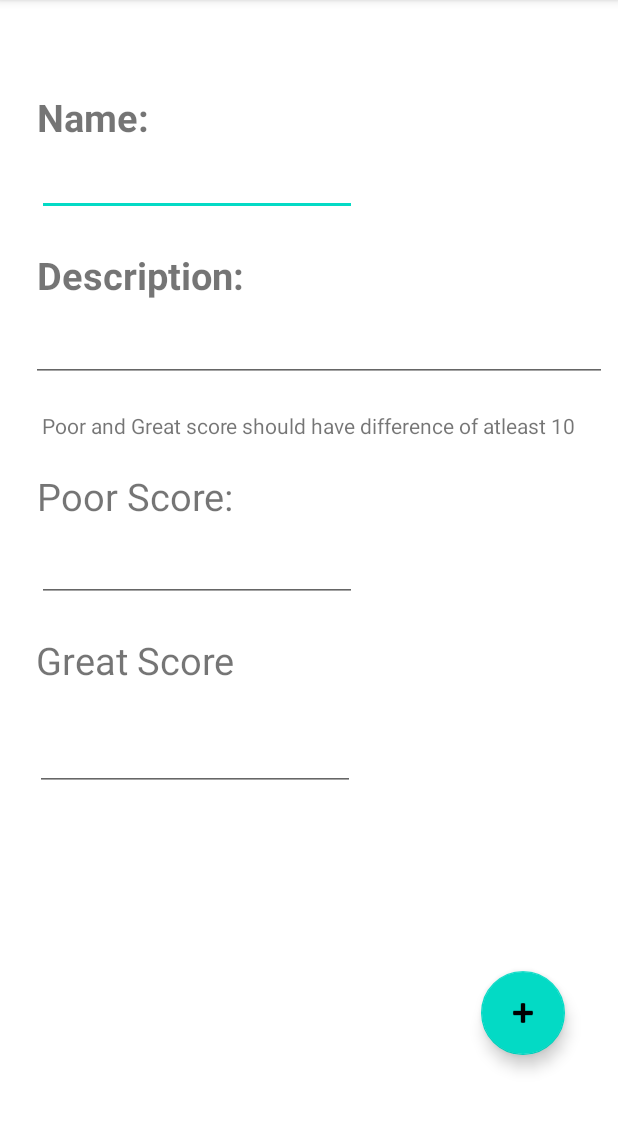
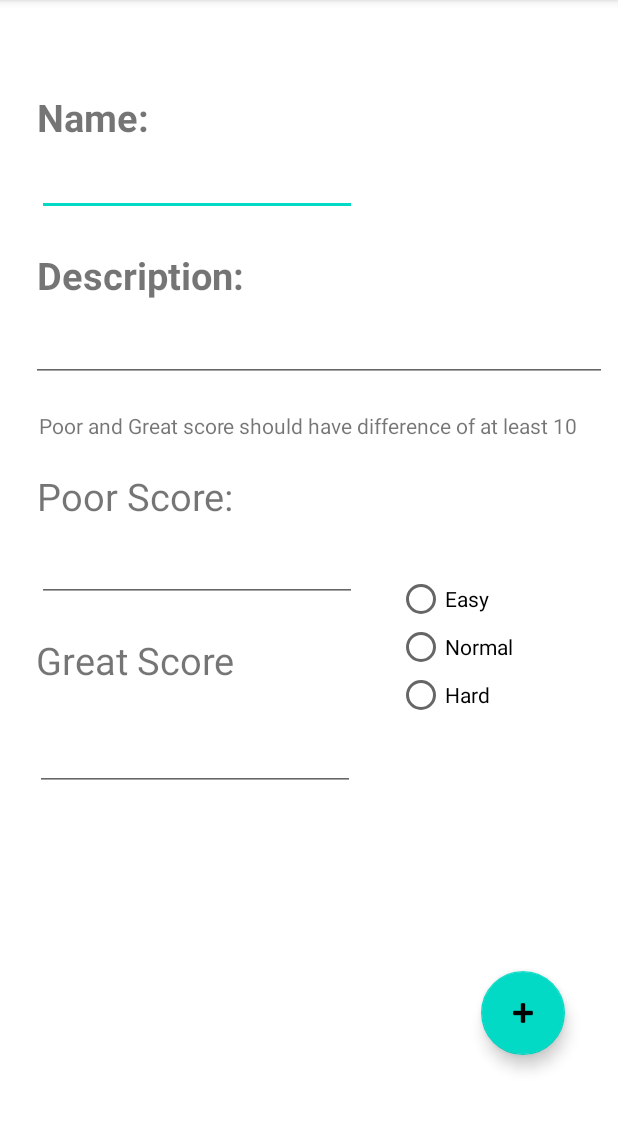
Before and after one commit to FraserW123/CoopAchievement, an Android app: the GameTitle screen opened directly, with no data from a screen before it, on a phone screen of 412 x 824 dp, the part 84-1216 px from its top. Run offline under Robolectric (Android 15) with nearby library versions, the phone set to English and light mode, and no system bars.

Commit message:
Difficulty selection partially implemented.
UI Tweaks and bug fixes also applied

```diff
--- a/app/src/main/java/com/example/coopachievement/GameTitle.java
+++ b/app/src/main/java/com/example/coopachievement/GameTitle.java
@@ -9,6 +9,8 @@ import android.os.Bundle;
 import android.view.Menu;
 import android.view.MenuItem;
 import android.widget.EditText;
+import android.widget.RadioButton;
+import android.widget.RadioGroup;
 import android.widget.Toast;
 
 import com.example.coopachievement.model.Game;
@@ -30,7 +32,7 @@ public class GameTitle extends AppCompatActivity {
         super.onCreate(savedInstanceState);
         setContentView(R.layout.activity_game_title);
         getSupportActionBar().setDisplayHomeAsUpEnabled(true);
-
+        createDifficultyButtons();
         findViewById(R.id.startGame).setOnClickListener(v-> createNewMatch());
     }
 
@@ -65,6 +67,25 @@ public class GameTitle extends AppCompatActivity {
             Toast.makeText(this, "One or more required items are missing or invalid!", Toast.LENGTH_SHORT).show();
         }
 
+    }
+
+    private void createDifficultyButtons() {
+        RadioGroup group = findViewById(R.id.rgNewDifficulty);
+        String[] difficultyOptions = getResources().getStringArray(R.array.Difficulty_Options);
+
+        //creating the buttons
+        for(int i = 0; i<difficultyOptions.length; i++){
+            String difficulty = difficultyOptions[i];
+            RadioButton button = new RadioButton(this);
+            button.setText(difficulty);
+
+            button.setOnClickListener(v->{
+                game.setDifficulty(difficulty);
+            });
+
+            group.addView(button);
+
+        }
     }
 
     private boolean differenceOf10(){
--- a/app/src/main/java/com/example/coopachievement/MainActivity.java
+++ b/app/src/main/java/com/example/coopachievement/MainActivity.java
@@ -95,12 +95,15 @@ public class MainActivity extends AppCompatActivity {
         if(!extractedText.equals("") && !gameConfig.getisDelete()){
             for(int i = 0; i<gameInfo.length; i+=5){
                 Game game = new Game(gameInfo[i], gameInfo[i+1], Integer.parseInt(gameInfo[i+2]), Integer.parseInt(gameInfo[i+3]));
+
                 if(gameInfo.length - i >= 5){
                     String[] matches = gameInfo[i+4].split(";");
                     for(int j = 0; j<matches.length; j+=3){
                         ScoreCalculator scoreCalculator = new ScoreCalculator();
                         scoreCalculator.setNumPlayers(Integer.parseInt(matches[j]));
                         scoreCalculator.setScore(Integer.parseInt(matches[j+1]));
+                        scoreCalculator.setPoorScore(Integer.parseInt(gameInfo[i+2]));
+                        scoreCalculator.setGreatScore(Integer.parseInt(gameInfo[i+3]));
                         scoreCalculator.setDate(matches[j+2]);
                         scoreCalculator.setMatchName();
                         game.addMatch(scoreCalculator);
--- a/app/src/main/res/layout/activity_game_title.xml
+++ b/app/src/main/res/layout/activity_game_title.xml
@@ -130,7 +130,7 @@
         android:id="@+id/textView3"
         android:layout_width="wrap_content"
         android:layout_height="wrap_content"
-        android:text="Poor and Great score should have difference of atleast 10"
+        android:text="Poor and Great score should have difference of at least 10"
         app:layout_constraintBottom_toBottomOf="parent"
         app:layout_constraintEnd_toEndOf="parent"
         app:layout_constraintHorizontal_bias="0.49"
@@ -138,5 +138,15 @@
         app:layout_constraintTop_toTopOf="parent"
         app:layout_constraintVertical_bias="0.366" />
 
+    <RadioGroup
+        android:id="@+id/rgNewDifficulty"
+        android:layout_width="wrap_content"
+        android:layout_height="wrap_content"
+        android:layout_marginTop="90dp"
+        app:layout_constraintEnd_toEndOf="parent"
+        app:layout_constraintHorizontal_bias="0.79"
+        app:layout_constraintStart_toStartOf="parent"
+        app:layout_constraintTop_toBottomOf="@+id/textView3" />
+
 
 </androidx.constraintlayout.widget.ConstraintLayout>
--- /dev/null
+++ b/app/src/main/res/values/difficulty_options.xml
@@ -0,0 +1,8 @@
+<?xml version="1.0" encoding="utf-8"?>
+<resources>
+    <string-array name="Difficulty_Options">
+        <item>Easy</item>
+        <item>Normal</item>
+        <item>Hard</item>
+    </string-array>
+</resources>
```
Also changed, not shown: app/src/main/java/com/example/coopachievement/AddScore.java (+10 -11 lines), app/src/main/java/com/example/coopachievement/gamesplayed.java (+31 -3 lines), app/src/main/java/com/example/coopachievement/model/Game.java (+12 -1 lines), app/src/main/java/com/example/coopachievement/model/ScoreCalculator.java (+49 -42 lines), app/src/main/res/layout/activity_add_score.xml (+10 -29 lines), app/src/main/res/layout/activity_gamesplayed.xml (+19 -9 lines).
